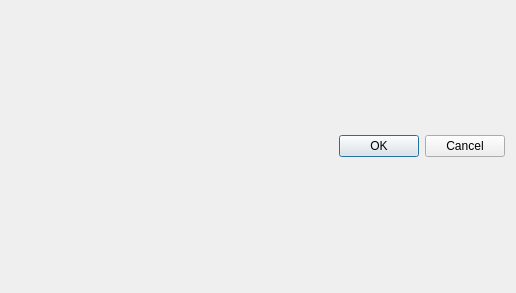
cjand225/CS499SolarCarTimer, file resources/addCarDialog.ui: the form before one commit.
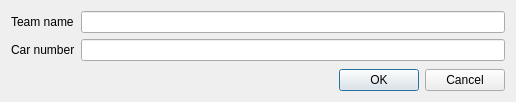
The form after the commit.

Patch:
```diff
--- a/resources/addCarDialog.ui
+++ b/resources/addCarDialog.ui
@@ -7,7 +7,7 @@
     <x>0</x>
     <y>0</y>
     <width>516</width>
-    <height>293</height>
+    <height>102</height>
    </rect>
   </property>
   <property name="windowTitle">
@@ -27,6 +27,30 @@
      </property>
     </widget>
    </item>
+   <item row="0" column="0">
+    <layout class="QFormLayout" name="formLayout">
+     <item row="0" column="0">
+      <widget class="QLabel" name="teamNameLabel">
+       <property name="text">
+        <string>Team name</string>
+       </property>
+      </widget>
+     </item>
+     <item row="0" column="1">
+      <widget class="QLineEdit" name="teamNameEdit"/>
+     </item>
+     <item row="1" column="0">
+      <widget class="QLabel" name="carNumberLabel">
+       <property name="text">
+        <string>Car number</string>
+       </property>
+      </widget>
+     </item>
+     <item row="1" column="1">
+      <widget class="QLineEdit" name="carNumberEdit"/>
+     </item>
+    </layout>
+   </item>
   </layout>
  </widget>
  <resources/>
```
Left out of the diff: 3 changed lines with no effect on the pictures.
